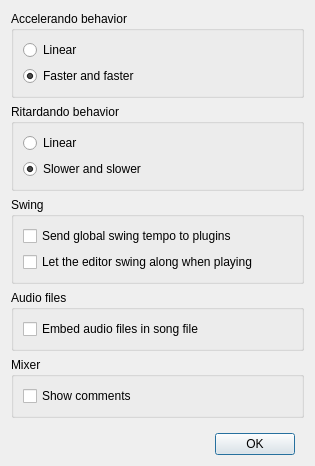
Above: Qt/qt4_song_properties.ui from kmatheussen/radium before the change. Below: the same form after it.
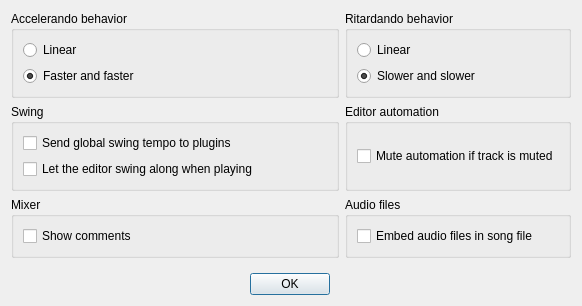
That is the form after the change.

Commit message: Editor: Mute FX automation when track is muted. (Includes option to not mute, and not mute when loading older songs for compatibility). Fixes https://github.com/kmatheussen/radium/issues/1090 . Also: Fix mixer comment on/off status when loading song.

```diff
--- a/Qt/qt4_song_properties.ui
+++ b/Qt/qt4_song_properties.ui
@@ -6,8 +6,8 @@
    <rect>
     <x>0</x>
     <y>0</y>
-    <width>315</width>
-    <height>464</height>
+    <width>582</width>
+    <height>304</height>
    </rect>
   </property>
   <property name="sizePolicy">
@@ -23,7 +23,23 @@
    <property name="bottomMargin">
     <number>2</number>
    </property>
-   <item row="5" column="0">
+   <item row="2" column="2">
+    <widget class="QGroupBox" name="groupBox_6">
+     <property name="title">
+      <string>Editor automation</string>
+     </property>
+     <layout class="QVBoxLayout" name="verticalLayout_2">
+      <item>
+       <widget class="QCheckBox" name="mute_automation">
+        <property name="text">
+         <string>Mute automation if track is muted</string>
+        </property>
+       </widget>
+      </item>
+     </layout>
+    </widget>
+   </item>
+   <item row="5" column="1">
     <widget class="QWidget" name="widget" native="true">
      <property name="sizePolicy">
       <sizepolicy hsizetype="Preferred" vsizetype="Fixed">
@@ -51,7 +67,7 @@
      </layout>
     </widget>
    </item>
-   <item row="2" column="0">
+   <item row="2" column="1">
     <widget class="QGroupBox" name="groupBox">
      <property name="title">
       <string>Swing</string>
@@ -74,25 +90,7 @@
      </layout>
     </widget>
    </item>
-   <item row="3" column="0">
-    <widget class="QGroupBox" name="groupBox_5">
-     <property name="title">
-      <string>Audio files</string>
-     </property>
-     <layout class="QVBoxLayout" name="verticalLayout">
-      <item>
-       <widget class="QCheckBox" name="embed_samples">
-        <property name="text">
-         <string>Embed audio files in song file</string>
-        </property>
-       </widget>
-      </item>
-     </layout>
-     <zorder>embed_samples</zorder>
-     <zorder>groupBox</zorder>
-    </widget>
-   </item>
-   <item row="0" column="0">
+   <item row="0" column="1">
     <widget class="QGroupBox" name="groupBox_2">
      <property name="title">
       <string>Accelerando behavior</string>
@@ -118,23 +116,7 @@
      </layout>
     </widget>
    </item>
-   <item row="4" column="0">
-    <widget class="QGroupBox" name="groupBox_4">
-     <property name="title">
-      <string>Mixer</string>
-     </property>
-     <layout class="QGridLayout" name="gridLayout_2">
-      <item row="0" column="0">
-       <widget class="QCheckBox" name="mixer_comments_visible">
-        <property name="text">
-         <string>Show comments</string>
-        </property>
-       </widget>
-      </item>
-     </layout>
-    </widget>
-   </item>
-   <item row="1" column="0">
+   <item row="0" column="2">
     <widget class="QGroupBox" name="groupBox_3">
      <property name="title">
       <string>Ritardando behavior</string>
@@ -160,6 +142,38 @@
      </layout>
     </widget>
    </item>
+   <item row="3" column="2">
+    <widget class="QGroupBox" name="groupBox_5">
+     <property name="title">
+      <string>Audio files</string>
+     </property>
+     <layout class="QVBoxLayout" name="verticalLayout">
+      <item>
+       <widget class="QCheckBox" name="embed_samples">
+        <property name="text">
+         <string>Embed audio files in song file</string>
+        </property>
+       </widget>
+      </item>
+     </layout>
+    </widget>
+   </item>
+   <item row="3" column="1">
+    <widget class="QGroupBox" name="groupBox_4">
+     <property name="title">
+      <string>Mixer</string>
+     </property>
+     <layout class="QGridLayout" name="gridLayout_2">
+      <item row="0" column="0">
+       <widget class="QCheckBox" name="mixer_comments_visible">
+        <property name="text">
+         <string>Show comments</string>
+        </property>
+       </widget>
+      </item>
+     </layout>
+    </widget>
+   </item>
   </layout>
  </widget>
  <resources/>
```
Left out of the diff: 2 changed lines with no effect on the pictures. The commit also changes 9 other files.
